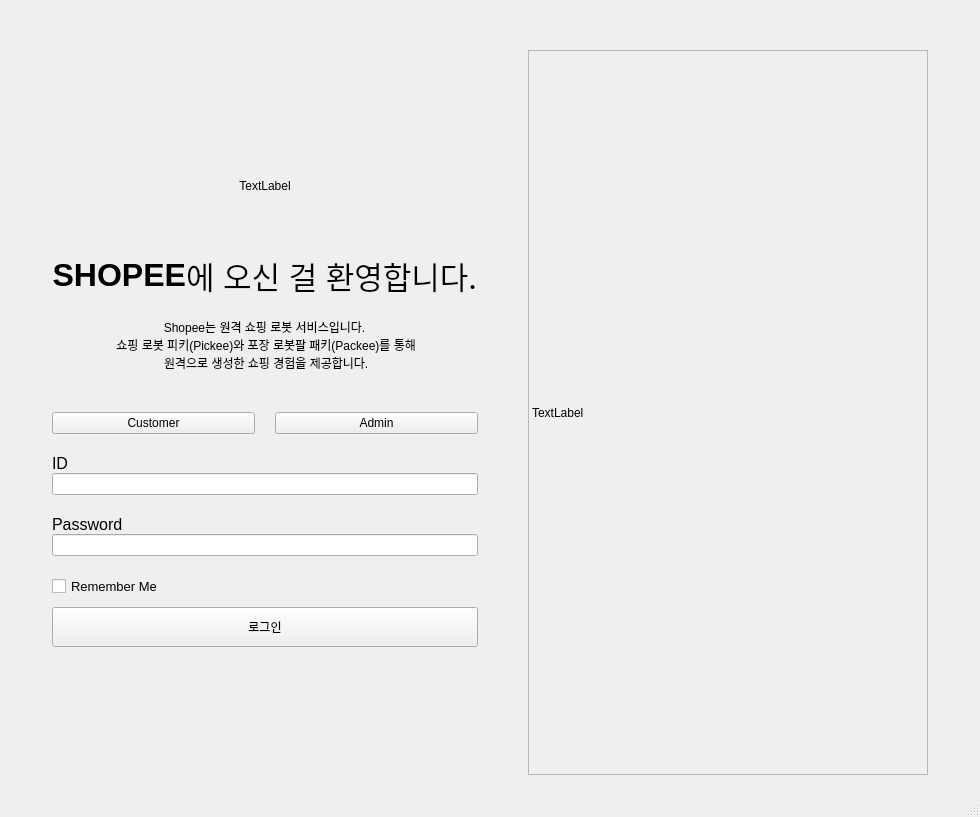
Qt form shopee_ros2/src/shopee_app/shopee_app/ui/main_window.ui (addinedu-roscamp-7th/roscamp-repo-1) before a commit.
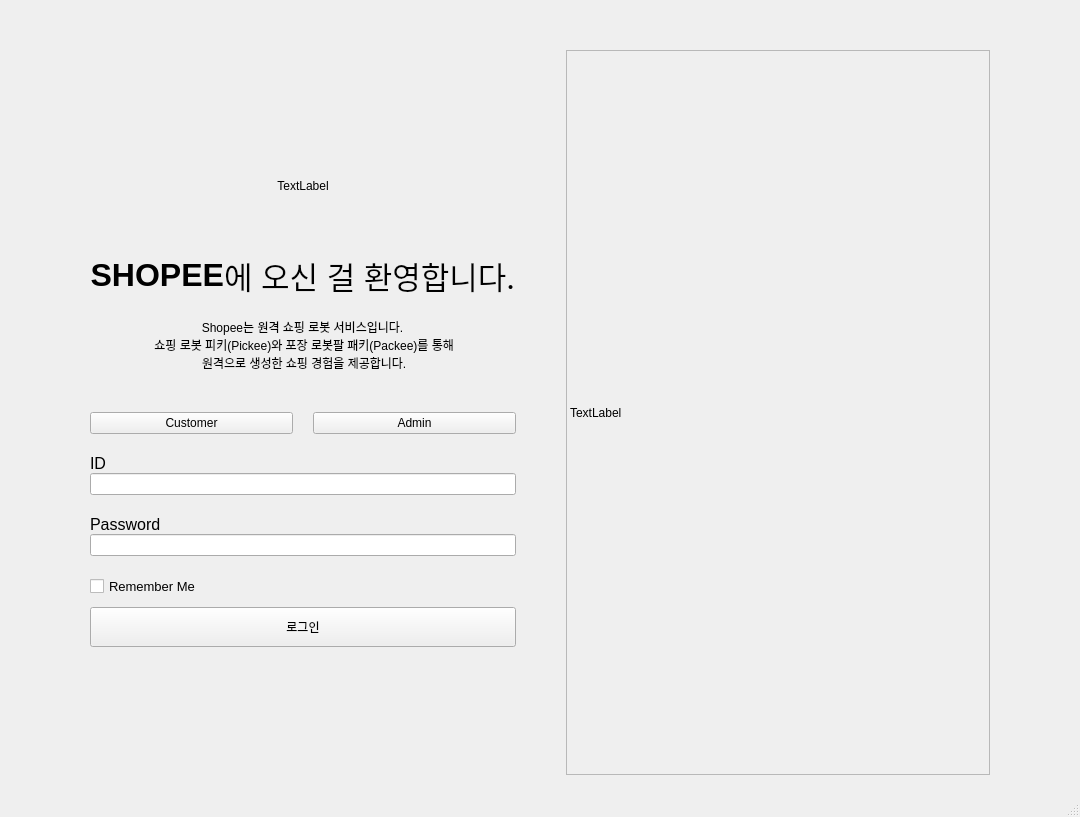
The same form after that commit.

Patch:
```diff
--- a/shopee_ros2/src/shopee_app/shopee_app/ui/main_window.ui
+++ b/shopee_ros2/src/shopee_app/shopee_app/ui/main_window.ui
@@ -6,7 +6,7 @@
    <rect>
     <x>0</x>
     <y>0</y>
-    <width>980</width>
+    <width>1080</width>
     <height>817</height>
    </rect>
   </property>
```
